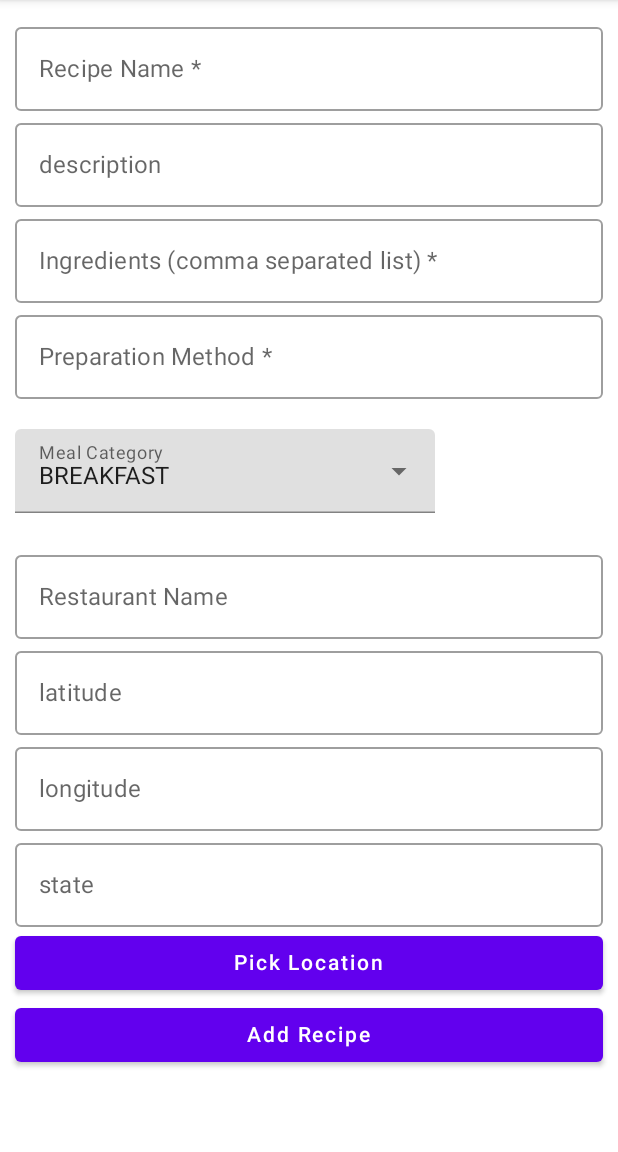
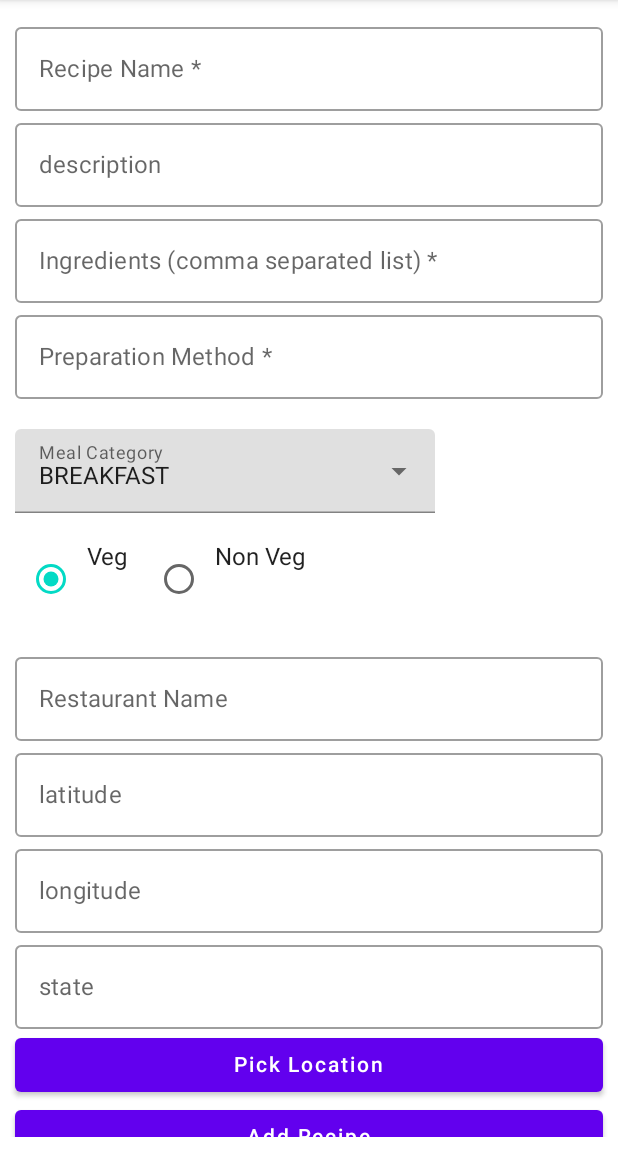
Before and after one commit to AnusreeSajeevan/KeralaRecipeMasterUser, an Android app built with Jetpack Compose: the AddRecipeActivity screen opened directly, with no data from a screen before it, on a phone screen of 412 x 824 dp, the part 84-1236 px from its top. Run offline under Robolectric (Android 15) with nearby library versions, the phone set to English and light mode, and no system bars; our stand-ins replace Dagger/Hilt's generated code.

Commit message:
Added diet category while adding recipe

```diff
--- a/app/src/main/java/com/keralarecipemaster/admin/presentation/ui/view/AddRecipeActivity.kt
+++ b/app/src/main/java/com/keralarecipemaster/admin/presentation/ui/view/AddRecipeActivity.kt
@@ -101,6 +101,8 @@ class AddRecipeActivity : ComponentActivity() {
                     Spacer(modifier = Modifier.height(20.dp))
                     ShowMealTypeDropDown()
                     Spacer(modifier = Modifier.height(20.dp))
+                    ShowDietCategory()
+                    Spacer(modifier = Modifier.height(20.dp))
 
                     OutlinedTextField(
                         value = restaurantName,
@@ -156,6 +158,7 @@ class AddRecipeActivity : ComponentActivity() {
                         onClick = {
                             if (viewModel.validateFields()) {
                                 viewModel.addRecipe()
+                                finish()
                             } else {
                                 Toast.makeText(
                                     this@AddRecipeActivity,
@@ -169,6 +172,26 @@ class AddRecipeActivity : ComponentActivity() {
                         Text(text = "Add Recipe")
                     }
                 }
+            }
+        }
+    }
+
+    @Composable
+    private fun ShowDietCategory() {
+        var selectedDietCategory by remember {
+            mutableStateOf(Diet.values()[0].name)
+        }
+        Row {
+            Diet.values().forEach {
+                RadioButton(
+                    selected = it.name == selectedDietCategory,
+                    onClick = {
+                        selectedDietCategory = it.name
+                        viewModel.onDietCategoryChange(selectedDietCategory)
+                    }
+                )
+                Text(text = it.type)
+                Spacer(modifier = Modifier.size(10.dp))
             }
         }
     }
--- a/app/src/main/java/com/keralarecipemaster/admin/presentation/ui/view/RecipeComponent.kt
+++ b/app/src/main/java/com/keralarecipemaster/admin/presentation/ui/view/RecipeComponent.kt
@@ -36,7 +36,7 @@ fun RecipeComponent(recipe: Recipe) {
         )
         Spacer(modifier = Modifier.height(10.dp))
 
-        val dietLogo = if (recipe.diet.type.equals(Diet.NON_VEG.type)) {
+        val dietLogo = if (recipe.diet.type == Diet.NON_VEG.type) {
             R.drawable.ic_non_veg
         } else {
             R.drawable.ic_veg
--- a/app/src/main/java/com/keralarecipemaster/admin/presentation/viewmodel/AddRecipeViewModel.kt
+++ b/app/src/main/java/com/keralarecipemaster/admin/presentation/viewmodel/AddRecipeViewModel.kt
@@ -96,7 +96,7 @@ class AddRecipeViewModel @Inject constructor(val repository: RecipeRepository) :
         this._mealType.value = mealType
     }
 
-    fun onDietTypeChange(dietType: String) {
+    fun onDietCategoryChange(dietType: String) {
         this._dietType.value = dietType
     }
 
--- a/app/src/main/java/com/keralarecipemaster/admin/utils/Diet.kt
+++ b/app/src/main/java/com/keralarecipemaster/admin/utils/Diet.kt
@@ -1,6 +1,6 @@
 package com.keralarecipemaster.admin.utils
 
 enum class Diet(val type: String) {
-    VEG("Breakfast"),
-    NON_VEG("Lunch"),
+    VEG("Veg"),
+    NON_VEG("Non Veg"),
 }
```
